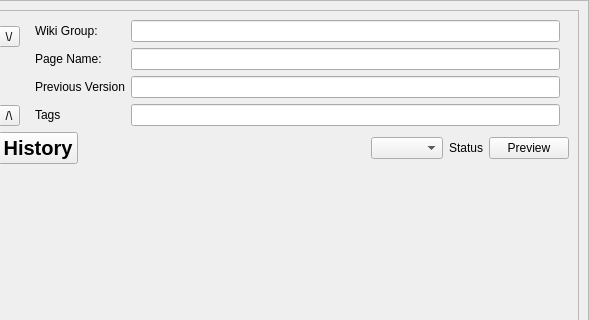
The window that gui/RsWikiEditDialog.ui (defnax/RsWiki) describes before a commit, drawn with Qt 5; both pictures show x 357 to 946 and y 0 to 320 of the 946 by 568 pixel window.
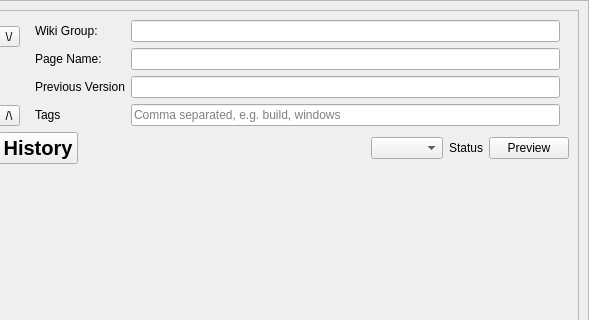
The same window after the commit. Custom widgets are drawn as their Qt base class.

```diff
--- a/gui/RsWikiEditDialog.ui
+++ b/gui/RsWikiEditDialog.ui
@@ -243,8 +243,8 @@
                  <property name="text">
                   <string/>
                  </property>
-                 <property name="readOnly">
-                  <bool>true</bool>
+                 <property name="placeholderText">
+                  <string>Comma separated, e.g. build, windows</string>
                  </property>
                 </widget>
                </item>
```
